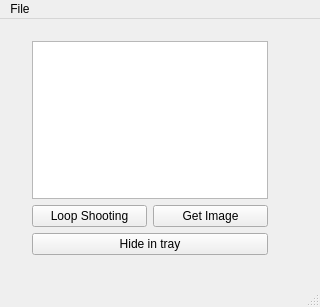
Above: ImageServerGui/mainwindow.ui from dreamhostage/Image-Service before the change. Below: the same form after it.
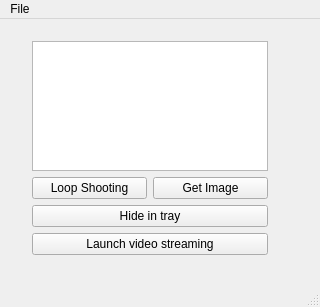
That is the form after the change.

Commit message: Added video streaming engine

Diff of the .ui file:
```diff
--- a/ImageServerGui/mainwindow.ui
+++ b/ImageServerGui/mainwindow.ui
@@ -64,6 +64,13 @@
        </property>
       </widget>
      </item>
+     <item>
+      <widget class="QPushButton" name="Launchvideostreaming">
+       <property name="text">
+        <string>Launch video streaming</string>
+       </property>
+      </widget>
+     </item>
     </layout>
    </widget>
   </widget>
```
The commit also changes 164 other files.
